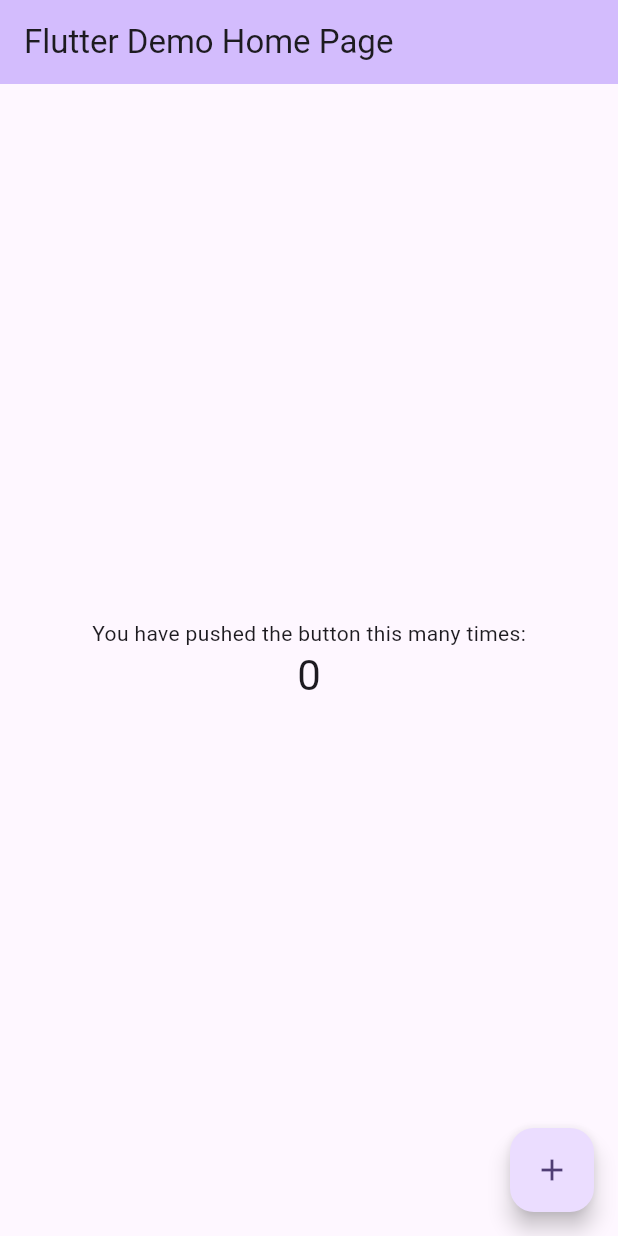
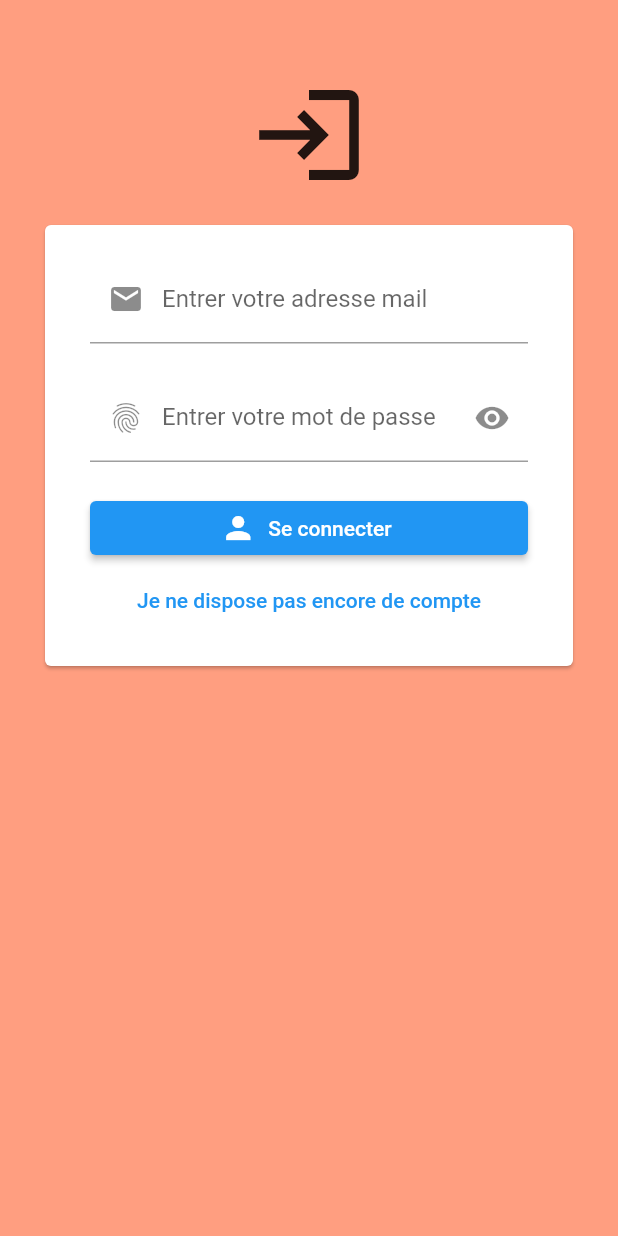
Before and after one commit to AZEGHAANICET/Coach_App, a Flutter app: the screen it shows after launch, on a phone screen of 412 x 824 dp. Run offline on Flutter 3.47's test engine with Material 2 defaults, Android fonts, the phone set to English and light mode, and no system bars; our stand-ins replace firebase_auth, firebase_core, image_picker; accounts and stored records are empty.

Commit message:
creation page de connexioné

```diff
--- a/lib/main.dart
+++ b/lib/main.dart
@@ -1,125 +1,35 @@
+import 'package:firebase_auth/firebase_auth.dart';
 import 'package:flutter/material.dart';
+import 'package:flutter_coach_app/screens/admin.dart';
+import 'package:flutter_coach_app/screens/authentication.dart';
+import 'package:firebase_core/firebase_core.dart';
+import 'firebase_options.dart';
 
-void main() {
-  runApp(const MyApp());
+void main() async {
+  await Firebase.initializeApp(
+    options: DefaultFirebaseOptions.currentPlatform,
+  );
+  runApp(App());
 }
 
-class MyApp extends StatelessWidget {
-  const MyApp({super.key});
-
-  // This widget is the root of your application.
+class App extends StatelessWidget {
   @override
   Widget build(BuildContext context) {
     return MaterialApp(
-      title: 'Flutter Demo',
-      theme: ThemeData(
-        // This is the theme of your application.
-        //
-        // TRY THIS: Try running your application with "flutter run". You'll see
-        // the application has a blue toolbar. Then, without quitting the app,
-        // try changing the seedColor in the colorScheme below to Colors.green
-        // and then invoke "hot reload" (save your changes or press the "hot
-        // reload" button in a Flutter-supported IDE, or press "r" if you used
-        // the command line to start the app).
-        //
-        // Notice that the counter didn't reset back to zero; the application
-        // state is not lost during the reload. To reset the state, use hot
-        // restart instead.
-        //
-        // This works for code too, not just values: Most code changes can be
-        // tested with just a hot reload.
-        colorScheme: ColorScheme.fromSeed(seedColor: Colors.deepPurple),
-        useMaterial3: true,
-      ),
-      home: const MyHomePage(title: 'Flutter Demo Home Page'),
+      title: "Flutter App",
+      theme: ThemeData(primarySwatch: Colors.blue),
+      darkTheme: ThemeData.dark(),
+      home: StreamBuilder(
+          stream: FirebaseAuth.instance.authStateChanges(),
+          builder: (ctx, snapshot) {
+            if (snapshot.connectionState == ConnectionState.waiting) {
+              return CircularProgressIndicator();
+            }
+            if (snapshot.hasData) {
+              return Admin();
+            }
+            return AuthenticationScreen();
+          }),
     );
   }
 }
-
-class MyHomePage extends StatefulWidget {
-  const MyHomePage({super.key, required this.title});
-
-  // This widget is the home page of your application. It is stateful, meaning
-  // that it has a State object (defined below) that contains fields that affect
-  // how it looks.
-
-  // This class is the configuration for the state. It holds the values (in this
-  // case the title) provided by the parent (in this case the App widget) and
-  // used by the build method of the State. Fields in a Widget subclass are
-  // always marked "final".
-
-  final String title;
-
-  @override
-  State<MyHomePage> createState() => _MyHomePageState();
-}
-
-class _MyHomePageState extends State<MyHomePage> {
-  int _counter = 0;
-
-  void _incrementCounter() {
-    setState(() {
-      // This call to setState tells the Flutter framework that something has
-      // changed in this State, which causes it to rerun the build method below
-      // so that the display can reflect the updated values. If we changed
-      // _counter without calling setState(), then the build method would not be
-      // called again, and so nothing would appear to happen.
-      _counter++;
-    });
-  }
-
-  @override
-  Widget build(BuildContext context) {
-    // This method is rerun every time setState is called, for instance as done
-    // by the _incrementCounter method above.
-    //
-    // The Flutter framework has been optimized to make rerunning build methods
-    // fast, so that you can just rebuild anything that needs updating rather
-    // than having to individually change instances of widgets.
-    return Scaffold(
-      appBar: AppBar(
-        // TRY THIS: Try changing the color here to a specific color (to
-        // Colors.amber, perhaps?) and trigger a hot reload to see the AppBar
-        // change color while the other colors stay the same.
-        backgroundColor: Theme.of(context).colorScheme.inversePrimary,
-        // Here we take the value from the MyHomePage object that was created by
-        // the App.build method, and use it to set our appbar title.
-        title: Text(widget.title),
-      ),
-      body: Center(
-        // Center is a layout widget. It takes a single child and positions it
-        // in the middle of the parent.
-        child: Column(
-          // Column is also a layout widget. It takes a list of children and
-          // arranges them vertically. By default, it sizes itself to fit its
-          // children horizontally, and tries to be as tall as its parent.
-          //
-          // Column has various properties to control how it sizes itself and
-          // how it positions its children. Here we use mainAxisAlignment to
-          // center the children vertically; the main axis here is the vertical
-          // axis because Columns are vertical (the cross axis would be
-          // horizontal).
-          //
-          // TRY THIS: Invoke "debug painting" (choose the "Toggle Debug Paint"
-          // action in the IDE, or press "p" in the console), to see the
-          // wireframe for each widget.
-          mainAxisAlignment: MainAxisAlignment.center,
-          children: <Widget>[
-            const Text(
-              'You have pushed the button this many times:',
-            ),
-            Text(
-              '$_counter',
-              style: Theme.of(context).textTheme.headlineMedium,
-            ),
-          ],
-        ),
-      ),
-      floatingActionButton: FloatingActionButton(
-        onPressed: _incrementCounter,
-        tooltip: 'Increment',
-        child: const Icon(Icons.add),
-      ), // This trailing comma makes auto-formatting nicer for build methods.
-    );
-  }
-}
--- /dev/null
+++ b/lib/screens/authentication.dart
@@ -0,0 +1,184 @@
+import 'package:flutter/material.dart';
+import 'package:firebase_auth/firebase_auth.dart';
+import 'package:flutter_coach_app/widgets/user_picker_image.dart';
+
+final _firebase = FirebaseAuth.instance;
+
+class AuthenticationScreen extends StatefulWidget {
+  @override
+  State<StatefulWidget> createState() {
+    return _AuthenticationScreenState();
+  }
+}
+
+class _AuthenticationScreenState extends State<AuthenticationScreen> {
+  var _isLogin = true;
+  var _isAuthenticated = false;
+  var _email_enter = '';
+  var _password = '';
+  var _isObscure = true;
+  final _form = GlobalKey<FormState>();
+
+  void _submit() async {
+    final isValidForm = _form.currentState!.validate();
+    if (!isValidForm || !_isLogin) {
+      return;
+    }
+
+    _form.currentState!.save();
+    try {
+      setState(() {
+        _isAuthenticated = true;
+      });
+      if (_isLogin) {
+        final userCredential = await _firebase.signInWithEmailAndPassword(
+            email: _email_enter, password: _password);
+      } else {
+        final userCredential = await _firebase.createUserWithEmailAndPassword(
+            email: _email_enter, password: _password);
+        print(userCredential);
+      }
+    } on FirebaseAuthException catch (error) {
+      if (error.code == 'email-already-in_use') {}
+      ScaffoldMessenger.of(context).clearSnackBars();
+      ScaffoldMessenger.of(context).showSnackBar(
+          SnackBar(content: Text(error.message ?? 'Authentication failed.')));
+    }
+
+    setState(() {
+      _isAuthenticated = true;
+    });
+  }
+
+  @override
+  Widget build(BuildContext context) {
+    return Scaffold(
+      backgroundColor: Colors.deepOrangeAccent[100],
+      body: SingleChildScrollView(
+          child: Column(
+        children: [
+          SizedBox(
+            height: 50,
+          ),
+          const Icon(
+            Icons.login,
+            size: 80,
+          ),
+          Card(
+            margin: const EdgeInsets.only(right: 30, left: 30, top: 20),
+            child: Padding(
+              padding: const EdgeInsets.only(
+                  right: 30, left: 30, bottom: 20, top: 20),
+              child: Form(
+                key: _form,
+                child: Column(
+                  mainAxisAlignment: MainAxisAlignment.center,
+                  crossAxisAlignment: CrossAxisAlignment.center,
+                  children: [
+                    if (!_isLogin)
+                      UserImagePicker(
+                        onPickedImage: (value) => print('Hello guy'),
+                      ),
+                    TextFormField(
+                      validator: (value) {
+                        if (!isValidEmail(value!)) {
+                          return 'Please enter a valid email';
+                        }
+                        return null;
+                      },
+                      onSaved: (value) {
+                        _email_enter = value!;
+                      },
+                      decoration: const InputDecoration(
+                          prefixIcon: Icon(Icons.mail),
+                          labelText: 'Entrer votre adresse mail'),
+                    ),
+                    const SizedBox(
+                      height: 20,
+                    ),
+                    TextFormField(
+                      validator: (value) {
+                        if (!isPasswordValid(value!)) {
+                          return 'Please enter a valide password';
+                        }
+                        return null;
+                      },
+                      onSaved: (value) => _password = value!,
+                      decoration: InputDecoration(
+                          suffixIcon: IconButton(
+                              icon: Icon(_isObscure
+                                  ? Icons.visibility
+                                  : Icons.visibility_off),
+                              onPressed: () {
+                                setState(() {
+                                  _isObscure = !_isObscure;
+                                });
+                              }),
+                          prefixIcon: Icon(Icons.fingerprint),
+                          labelText: 'Entrer votre mot de passe'),
+                      obscureText: _isObscure,
+                      autocorrect: false,
+                      textCapitalization: TextCapitalization.none,
+                    ),
+                    SizedBox(
+                      height: 20,
+                    ),
+                    if (_isAuthenticated) CircularProgressIndicator(),
+                    if (!_isAuthenticated)
+                      SizedBox(
+                        width: double.infinity,
+                        child: ElevatedButton.icon(
+                          onPressed: () => _submit(),
+                          icon: const Icon(Icons.person),
+                          label:
+                              Text(_isLogin ? 'Se connecter' : 'S\'inscrire'),
+                        ),
+                      ),
+                    if (!_isAuthenticated)
+                      TextButton(
+                        onPressed: () {
+                          setState(() {
+                            _isLogin = !_isLogin;
+                          });
+                        },
+                        child: Text(_isLogin
+                            ? 'Je ne dispose pas encore de compte'
+                            : 'J\' ai déjà un compte'),
+                      ),
+                  ],
+                ),
+              ),
+            ),
+          ),
+        ],
+      )),
+    );
+  }
+
+  bool isValidEmail(String email) {
+    // Expression régulière pour valider une adresse e-mail
+    final RegExp emailRegex = RegExp(
+      r'^[a-zA-Z0-9._-]+@[a-zA-Z0-9.-]+\.[a-zA-Z]{2,}$',
+    );
+    return emailRegex.hasMatch(email);
+  }
+
+  bool isPasswordValid(String password) {
+    if (password == null || password.isEmpty) {
+      return false;
+    }
+    if (password.length < 8) {
+      return false;
+    }
+    if (!password.contains(RegExp(r'[A-Z]'))) {
+      return false;
+    }
+    if (!password.contains(RegExp(r'[a-z]'))) {
+      return false;
+    }
+    if (!password.contains(RegExp(r'[0-9]'))) {
+      return false;
+    }
+    return true;
+  }
+}
```
Also changed, not shown: lib/model/user.dart (added, +11 -0 lines), lib/screens/admin.dart (added, +14 -0 lines), lib/screens/customer.dart (added, +14 -0 lines), lib/widgets/user_picker_image.dart (added, +54 -0 lines), pubspec.yaml (+8 -7 lines), assets/images/logo.png (added), lib/firebase_options.dart (added), lib/screens/user_profile.dart (added), pubspec.lock, 10 other files.
